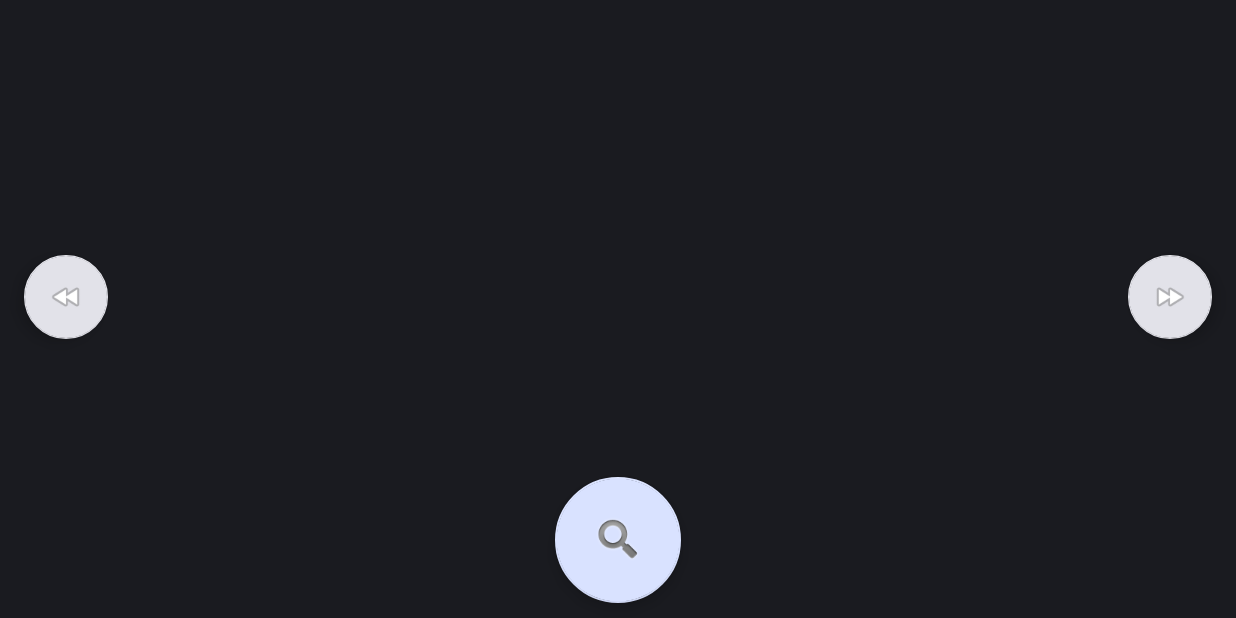
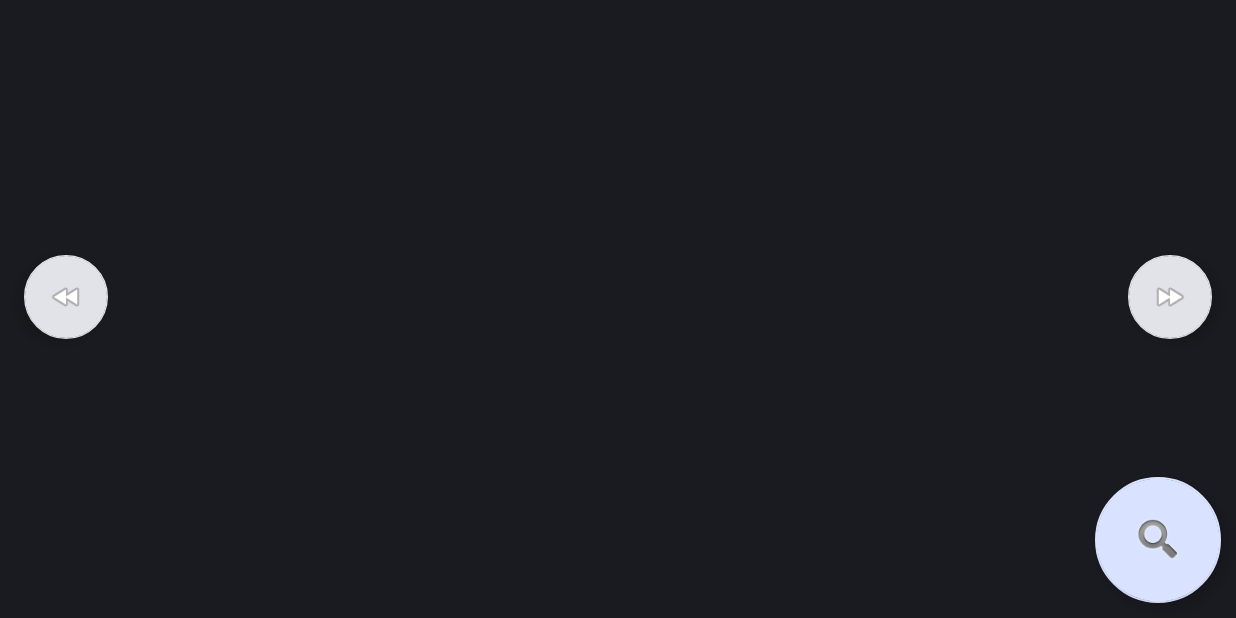
Before and after one commit to painnick/BB8_ESP32, an Android app: the screen it shows after launch (MainActivity), on a phone screen of 824 x 412 dp (held sideways). Run offline under Robolectric (Android 15) with nearby library versions, the phone set to English and light mode, and no system bars; libraries missing offline, so code that uses them is left out: com.google.mediapipe.formats, com.google.mediapipe.solutions; 6 statements that could not run were skipped.

Commit message:
UPDATE. 검색 UX

```diff
--- a/Android/bb8/src/main/res/layout/activity_main.xml
+++ b/Android/bb8/src/main/res/layout/activity_main.xml
@@ -43,7 +43,8 @@
         android:id="@+id/find_face"
         android:layout_width="wrap_content"
         android:layout_height="wrap_content"
-        android:layout_gravity="center_horizontal|bottom"
+        android:layout_gravity="bottom|end"
+        android:layout_marginEnd="24dp"
         android:layout_marginBottom="24dp"
         android:scaleX="1.5"
         android:scaleY="1.5"
```
